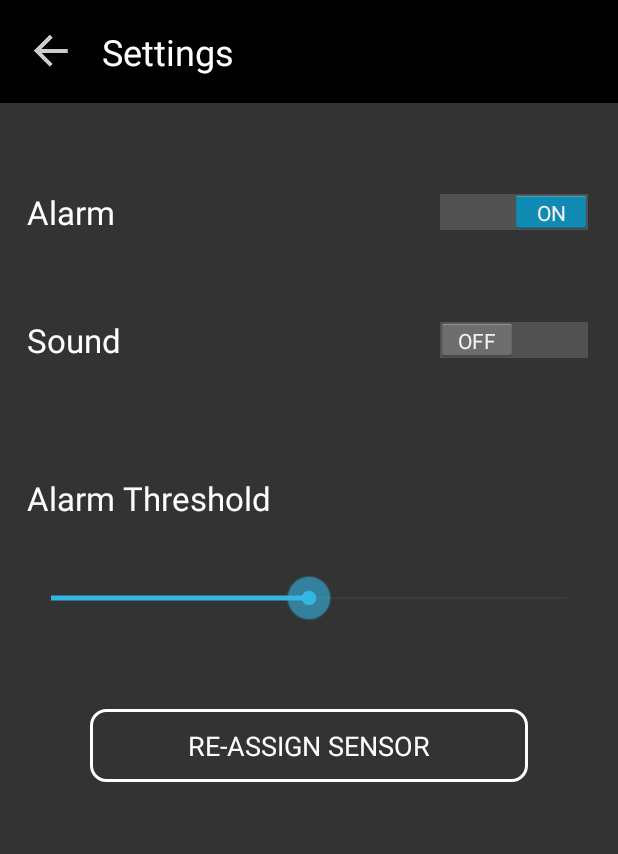
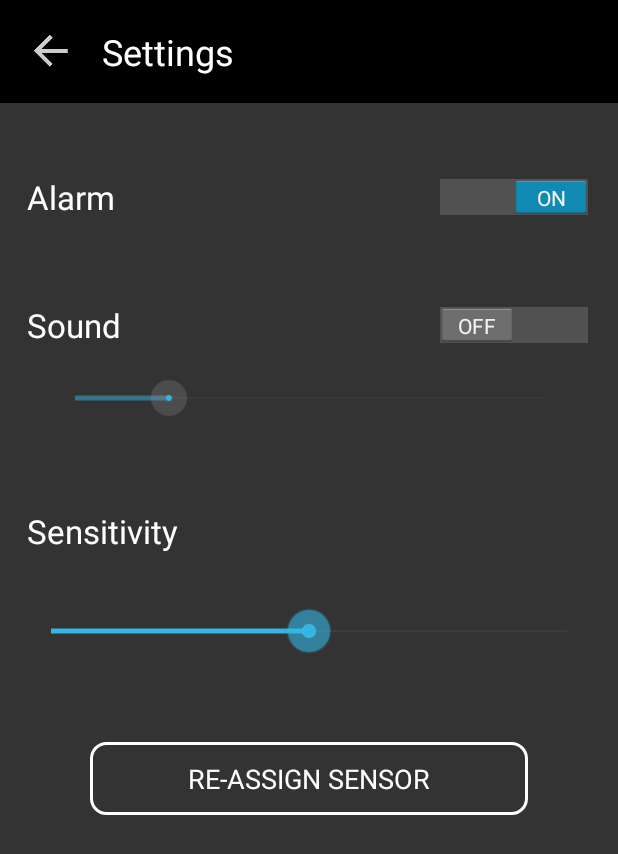
Before and after one commit to Android-BD/android-cant-touch-this, an Android app: the SettingsActivity screen opened directly, with no data from a screen before it, on a phone screen of 412 x 824 dp. Shown: the top 854 px of the screen. Run offline under Robolectric (Android 15) with nearby library versions, the phone set to English and light mode, and no system bars; libraries missing offline, so code that uses them is left out: io.relayr, io.relayr.model; plain views replace CustomButton, CustomTextView.

Commit message:
Added sound volume control Sensitivity calculation extracted to separate class.

```diff
--- a/app/src/main/AndroidManifest.xml
+++ b/app/src/main/AndroidManifest.xml
@@ -26,12 +26,12 @@
             android:name=".app.AlarmActivity"
             android:screenOrientation="portrait"
             android:theme="@style/android:Theme.Holo.Light.NoActionBar"
-            android:launchMode="singleInstance"/>
+            android:launchMode="singleInstance" />
 
         <activity
             android:name=".app.DeviceNameActivity"
             android:screenOrientation="portrait"
-            android:theme="@style/Theme.Transparent"
+            android:theme="@style/android:Theme.Holo.Light.NoActionBar"
             android:windowSoftInputMode="adjustPan"
             android:launchMode="singleTop" />
 
--- a/app/src/main/java/com/relayr/cannottouchthis/app/AlarmActivity.java
+++ b/app/src/main/java/com/relayr/cannottouchthis/app/AlarmActivity.java
@@ -2,7 +2,6 @@ package com.relayr.cannottouchthis.app;
 
 import android.app.Activity;
 import android.content.Intent;
-import android.content.res.AssetFileDescriptor;
 import android.media.AudioManager;
 import android.media.MediaPlayer;
 import android.os.Bundle;
@@ -11,8 +10,6 @@ import android.widget.TextView;
 
 import com.relayr.cannottouchthis.R;
 import com.relayr.cannottouchthis.storage.Database;
-
-import java.io.IOException;
 
 public class AlarmActivity extends Activity {
 
@@ -36,7 +33,7 @@ public class AlarmActivity extends Activity {
         if (Database.isSoundAlarm()) {
             mMediaPlayer = MediaPlayer.create(getApplicationContext(), R.raw.siren);
             mMediaPlayer.setAudioStreamType(AudioManager.STREAM_MUSIC);
-            mMediaPlayer.setVolume(0.1f, 0.1f);
+            mMediaPlayer.setVolume(Database.getVolume(), Database.getVolume());
             mMediaPlayer.start();
         }
     }
--- a/app/src/main/java/com/relayr/cannottouchthis/app/CantTouchThisActivity.java
+++ b/app/src/main/java/com/relayr/cannottouchthis/app/CantTouchThisActivity.java
@@ -3,7 +3,6 @@ package com.relayr.cannottouchthis.app;
 import android.app.Activity;
 import android.content.Intent;
 import android.os.Bundle;
-import android.util.Log;
 import android.view.View;
 import android.widget.AdapterView;
 import android.widget.ListView;
@@ -177,7 +176,6 @@ public class CantTouchThisActivity extends Activity implements LoginEventListene
 
                     @Override
                     public void onNext(Object o) {
-                        Log.w("CTTA", "Reading");
                         Reading reading = new Gson().fromJson(o.toString(), Reading.class);
                         checkData(reading);
                     }
--- a/app/src/main/java/com/relayr/cannottouchthis/app/SettingsActivity.java
+++ b/app/src/main/java/com/relayr/cannottouchthis/app/SettingsActivity.java
@@ -14,11 +14,15 @@ public class SettingsActivity extends Activity {
 
     private final int SENSOR_REASSIGN_RESULT = 12;
 
+    private SeekBar mVolumeSeek;
+
     @Override
     protected void onCreate(Bundle savedInstanceState) {
         super.onCreate(savedInstanceState);
 
         setContentView(R.layout.settings_activity);
+
+        mVolumeSeek = (SeekBar) findViewById(R.id.sa_volume_seek_bar);
     }
 
     @Override
@@ -33,6 +37,23 @@ public class SettingsActivity extends Activity {
 
         Switch mSoundSwitch = (Switch) findViewById(R.id.sa_sound_switch);
         mSoundSwitch.setChecked(Database.isSoundAlarm());
+
+        mVolumeSeek.setProgress(Database.getSoundVolume());
+        mVolumeSeek.setEnabled(Database.isSoundAlarm());
+        mVolumeSeek.setOnSeekBarChangeListener(new SeekBar.OnSeekBarChangeListener() {
+            @Override
+            public void onProgressChanged(SeekBar seekBar, int i, boolean b) {
+            }
+
+            @Override
+            public void onStartTrackingTouch(SeekBar seekBar) {
+            }
+
+            @Override
+            public void onStopTrackingTouch(SeekBar seekBar) {
+                Database.setSoundVolume(seekBar.getProgress());
+            }
+        });
 
         SeekBar mThresholdSeek = (SeekBar) findViewById(R.id.sa_threshold_seek_bar);
         mThresholdSeek.setProgress(Database.getThreshold());
@@ -72,7 +93,9 @@ public class SettingsActivity extends Activity {
      * Called from the xml
      */
     public void onSoundSwitchClick(View view) {
-        Database.setSoundAlarm(((Switch) view).isChecked());
+        boolean checked = ((Switch) view).isChecked();
+        Database.setSoundAlarm(checked);
+        mVolumeSeek.setEnabled(checked);
     }
 
     /**
--- a/app/src/main/res/layout/settings_activity.xml
+++ b/app/src/main/res/layout/settings_activity.xml
@@ -32,7 +32,7 @@
         android:textSize="22sp"
         android:checked="true"
         android:onClick="onAlarmSwitchClick"
-        android:layout_marginTop="40dp"
+        android:layout_marginTop="30dp"
         android:padding="18dp" />
 
     <Switch
@@ -47,6 +47,15 @@
         android:onClick="onSoundSwitchClick"
         android:layout_marginTop="20dp"
         android:padding="18dp" />
+
+    <SeekBar
+        android:id="@+id/sa_volume_seek_bar"
+        android:layout_width="match_parent"
+        android:layout_height="wrap_content"
+        android:paddingLeft="50dp"
+        android:paddingRight="50dp"
+        android:layout_gravity="center_horizontal"
+        android:max="10" />
 
     <io.relayr.commons.widget.CustomTextView
         android:layout_width="match_parent"
--- a/app/src/main/res/values/strings.xml
+++ b/app/src/main/res/values/strings.xml
@@ -19,7 +19,7 @@
 
     <!--SettingsActivity-->
     <string name="sa_title_settings">Settings</string>
-    <string name="sa_alarm_threshold">Alarm Threshold</string>
+    <string name="sa_alarm_threshold">Sensitivity</string>
     <string name="sa_reassign_sensor">Re-Assign sensor</string>
     <string name="sa_switch_sound">Sound</string>
     <string name="sa_switch_alarm">Alarm</string>
@@ -34,5 +34,6 @@
     <string name="dismiss">Dismiss</string>
     <string name="done">Done</string>
     <string name="ok">OK</string>
+    <string name="sa_sound_volume">Volume</string>
 
 </resources>
--- a/app/src/main/res/values/styles.xml
+++ b/app/src/main/res/values/styles.xml
@@ -5,12 +5,4 @@
         <!-- Customize your theme here. -->
     </style>
 
-    <style name="Theme.Transparent" parent="android:Theme.Holo.Light.NoActionBar">
-        <item name="android:windowIsTranslucent">true</item>
-        <item name="android:windowBackground">@color/black_transparent_medium</item>
-        <item name="android:windowContentOverlay">@null</item>
-        <item name="android:windowNoTitle">true</item>
-        <item name="android:windowIsFloating">true</item>
-        <item name="android:backgroundDimEnabled">false</item>
-    </style>v
 </resources>
```
Also changed, not shown: app/src/main/java/com/relayr/cannottouchthis/storage/Database.java (+30 -3 lines), app/src/main/java/com/relayr/cannottouchthis/util/SensitivityUtil.java (+12 -9 lines), app/src/main/res/layout/device_name_activity.xml (+6 -4 lines), app/src/main/res/layout/name_changer_layout.xml (deleted, +0 -55 lines).
